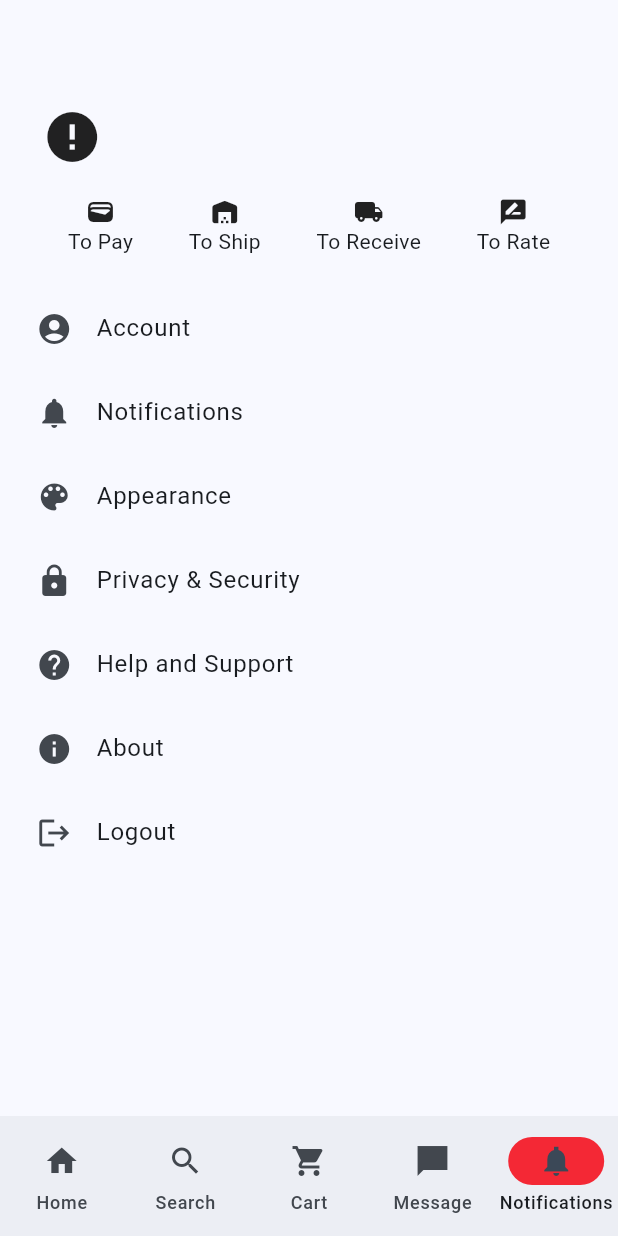
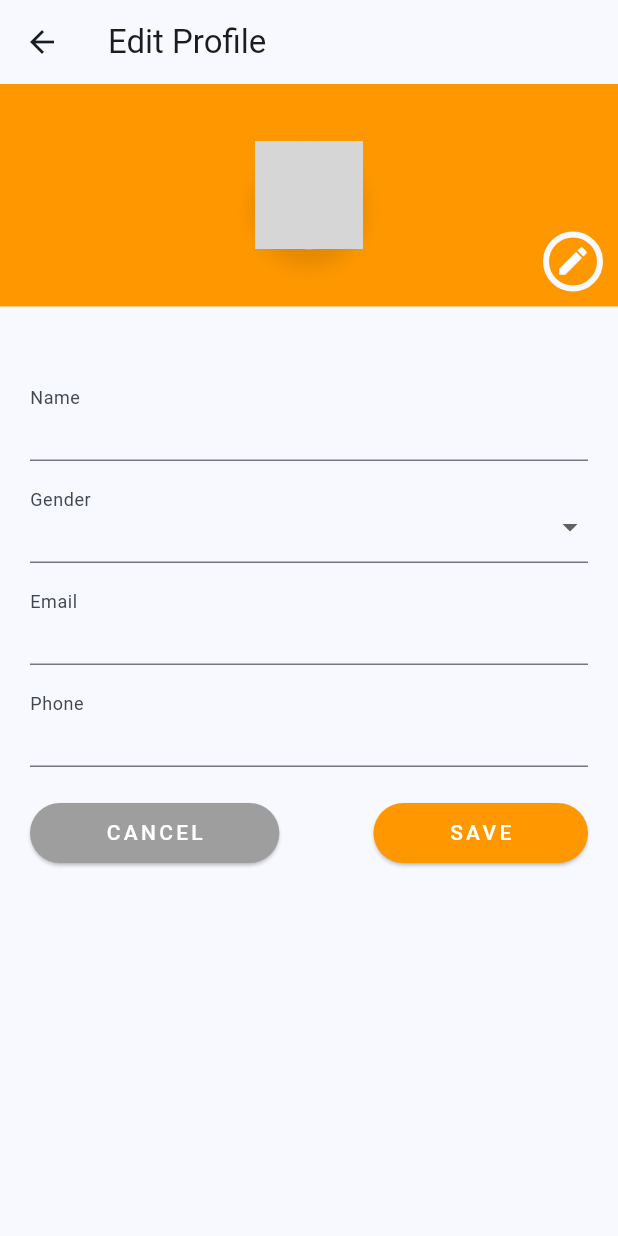
Before and after one commit to Skivap/SoftwareStudio, a Flutter app: the HomePage screen opened directly with empty values, item 5 of the bottom bar chosen, after a tap on "Account", on a phone screen of 412 x 824 dp. Run offline on Flutter 3.47's test engine with Material 3 defaults, Android fonts, the phone set to English and light mode, and no system bars; our stand-ins replace cloud_firestore, firebase_auth, firebase_core, firebase_storage, image_picker; accounts and stored records are empty; network calls fail; grey boxes are pictures that could not be loaded.

Commit message:
fixed signup, add filters in search, added account settings

```diff
--- a/lib/views/signup.dart
+++ b/lib/views/signup.dart
@@ -1,3 +1,4 @@
+import 'package:cloud_firestore/cloud_firestore.dart';
 import 'package:firebase_auth/firebase_auth.dart';
 import 'package:flutter/material.dart';
 import 'package:prototype_ss/widgets/authentication.dart';
@@ -36,6 +37,7 @@ class _SignUpPageState extends State<SignUpPage> {
         print('Sign Up Failed');
       } else {
         print('Sign Up Successful: ${user.uid}');
+        await FirebaseFirestore.instance.collection('users').doc(user.uid).set({'name': name,});
         widget.changePage("Home");
       }
     } catch (e, stackTrace) {
--- a/lib/views/user_settings.dart
+++ b/lib/views/user_settings.dart
@@ -2,7 +2,7 @@ import 'dart:async';
 import 'package:firebase_auth/firebase_auth.dart';
 import 'package:flutter/material.dart';
 import 'package:cloud_firestore/cloud_firestore.dart';
-import 'package:flutter/widgets.dart';
+import 'package:prototype_ss/views/user_settings_views/account_settings.dart';
 import 'package:image_picker/image_picker.dart';
 import 'dart:io';
 import 'package:firebase_storage/firebase_storage.dart';
@@ -177,7 +177,7 @@ class _UserSettingsState extends State<UserSettings> {
               leading: const Icon(Icons.account_circle),
               title: const Text('Account'),
               onTap: () {
-
+                Navigator.push(context, MaterialPageRoute(builder: (context) => const AccountSettings()));
               },
             ),
             ListTile(
--- /dev/null
+++ b/lib/views/user_settings_views/account_settings.dart
@@ -0,0 +1,300 @@
+import 'dart:async';
+import 'dart:io';
+
+import 'package:flutter/material.dart';
+import 'package:cloud_firestore/cloud_firestore.dart';
+import 'package:firebase_auth/firebase_auth.dart';
+import 'package:image_picker/image_picker.dart';
+import 'package:firebase_storage/firebase_storage.dart';
+//import 'package:intl/intl.dart';
+
+class AccountSettings extends StatefulWidget {
+  const AccountSettings({super.key});
+
+  @override
+  State<AccountSettings> createState() {
+    return _AccountSettings();
+  }
+}
+
+class _AccountSettings extends State<AccountSettings> {
+  late User? user;
+  late String? userId;
+  String imageLink = '';
+  String username = '';
+  String gender = '';
+  String email = '';
+  String phone = '';
+  var birthday = DateTime.now();
+
+  final TextEditingController _nameController = TextEditingController();
+  final TextEditingController _emailController = TextEditingController();
+  final TextEditingController _phoneController = TextEditingController();
+  //final TextEditingController _birthdayController = TextEditingController();
+
+  @override
+  void initState() {
+    super.initState();
+    user = FirebaseAuth.instance.currentUser;
+    userId = user?.uid ?? '';
+    getUserInfo();
+  }
+
+  void getUserInfo() async {
+    try {
+      const Duration timeoutDuration = Duration(seconds: 10);
+      DocumentSnapshot<Map<String, dynamic>> querySnapshot = await FirebaseFirestore.instance
+          .collection('users')
+          .doc(userId)
+          .get()
+          .timeout(timeoutDuration);
+
+      if (querySnapshot.exists) {
+        if (mounted) {
+          setState(() {
+            username = querySnapshot.data()?['name'] ?? '';
+            imageLink = querySnapshot.data()?['imageLink'] ?? '';
+            gender = querySnapshot.data()?['gender'] ?? 'Male'; // Default to 'Male' if null
+            email = querySnapshot.data()?['email'] ?? '';
+            phone = querySnapshot.data()?['phone'] ?? '';
+            //birthday = (querySnapshot.data()?['birthday'] as Timestamp).toDate() ?? birthday;
+
+            _nameController.text = username;
+            _emailController.text = email;
+            _phoneController.text = phone;
+           // _birthdayController.text = DateFormat('yyyy-MM-dd').format(birthday);
+          });
+        }
+      } else {
+        if (mounted) {
+          print('Document does not exist');
+        }
+      }
+    } on TimeoutException catch (_) {
+      print('Timeout occurred');
+    } catch (e) {
+      print('Error: $e');
+    }
+  }
+
+  Future<void> updateUserInfo() async {
+    try {
+      await FirebaseFirestore.instance.collection('users').doc(userId).update({
+        'name': _nameController.text,
+        'gender': gender,
+        'email': _emailController.text,
+        'phone': _phoneController.text,
+        'imageLink': imageLink,
+      });
+      ScaffoldMessenger.of(context).showSnackBar(
+        const SnackBar(content: Text('Profile updated successfully')),
+      );
+    } catch (e) {
+      print('Error: $e');
+      ScaffoldMessenger.of(context).showSnackBar(
+        const SnackBar(content: Text('Failed to update profile')),
+      );
+    }
+  }
+
+  Future<void> pickImage() async {
+    final picker = ImagePicker();
+    final pickedFile = await picker.pickImage(source: ImageSource.gallery);
+
+    if (pickedFile != null) {
+      final File imageFile = File(pickedFile.path);
+      final Reference storageReference = FirebaseStorage.instance
+          .ref()
+          .child('profile_images/$userId.jpg');
+      final UploadTask uploadTask = storageReference.putFile(imageFile);
+
+      final TaskSnapshot downloadUrl = await uploadTask;
+      final String url = await downloadUrl.ref.getDownloadURL();
+
+      setState(() {
+        imageLink = url;
+      });
+    }
+  }
+
+  Widget buildTextField(
+      String labelText, TextEditingController controller, bool isDate, bool isEditable) {
+    return Padding(
+      padding: const EdgeInsets.only(bottom: 20.0),
+      child: TextField(
+        controller: controller,
+        readOnly: isEditable,
+        decoration: InputDecoration(
+          contentPadding: const EdgeInsets.only(bottom: 5),
+          labelText: labelText,
+          floatingLabelBehavior: FloatingLabelBehavior.always,
+          hintText: controller.text,
+          hintStyle: const TextStyle(
+            fontSize: 16,
+            fontWeight: FontWeight.bold,
+            color: Colors.black,
+          ),
+        ),
+      ),
+    );
+  }
+
+  @override
+  Widget build(BuildContext context) {
+    double myWidth = MediaQuery.of(context).size.width;
+    double myHeight = MediaQuery.of(context).size.height;
+
+    return Scaffold(
+      appBar: AppBar(
+        title: const Text('Edit Profile'),
+        leading: IconButton(
+          icon: const Icon(Icons.arrow_back),
+          onPressed: () {
+            Navigator.pop(context);
+          },
+        ),
+      ),
+      body: SingleChildScrollView(
+        child: Column(
+          children: [
+            Container(
+              height: myHeight * 0.18,
+              decoration: const BoxDecoration(color: Colors.orange),
+              child: Stack(
+                children: [
+                  Align(
+                    alignment: Alignment.center,
+                    child: Container(
+                      width: 120 > myWidth * 0.175 ? myWidth * 0.175 : 120,
+                      height: 120 > myWidth * 0.175 ? myWidth * 0.175 : 120,
+                      decoration: BoxDecoration(
+                        border: Border.all(width: 4, color: Colors.white),
+                        boxShadow: [
+                          BoxShadow(
+                            spreadRadius: 2,
+                            blurRadius: 10,
+                            color: Colors.black.withOpacity(0.1),
+                            offset: const Offset(0, 10),
+                          )
+                        ],
+                        shape: BoxShape.circle,
+                        image: DecorationImage(
+                          fit: BoxFit.cover,
+                          image: NetworkImage(imageLink),
+                        ),
+                      ),
+                    ),
+                  ),
+                  Positioned(
+                    bottom: 10,
+                    right: 10,
+                    child: GestureDetector(
+                      onTap: pickImage,
+                      child: Container(
+                        height: 40,
+                        width: 40,
+                        decoration: BoxDecoration(
+                          shape: BoxShape.circle,
+                          border: Border.all(
+                            width: 4,
+                            color: Theme.of(context).scaffoldBackgroundColor,
+                          ),
+                          color: Colors.orange,
+                        ),
+                        child: const Icon(
+                          Icons.edit,
+                          color: Colors.white,
+                        ),
+                      ),
+                    ),
+                  ),
+                ],
+              ),
+            ),
+            const SizedBox(height: 35),
+            Padding(
+              padding: const EdgeInsets.all(20.0),
+              child: Column(
+                children: [
+                  buildTextField("Name", _nameController, false, false),
+                  Padding(
+                    padding: const EdgeInsets.only(bottom: 20.0),
+                    child: DropdownButtonFormField<String>(
+                      value: gender.isNotEmpty ? gender : null, // Ensure gender is not empty
+                      items: ['Male', 'Female', 'Other']
+                          .map((label) => DropdownMenuItem(
+                                value: label,
+                                child: Text(label),
+                              ))
+                          .toList(),
+                      onChanged: (value) {
+                        setState(() {
+                          gender = value!;
+                        });
+                      },
+                      decoration: const InputDecoration(
+                        contentPadding: EdgeInsets.only(bottom: 5),
+                        labelText: 'Gender',
+                        floatingLabelBehavior: FloatingLabelBehavior.always,
+                        hintStyle: TextStyle(
+                          fontSize: 16,
+                          fontWeight: FontWeight.bold,
+                          color: Colors.black,
+                        ),
+                      ),
+                    ),
+                  ),
+                  buildTextField("Email", _emailController, false, true),
+                  buildTextField("Phone", _phoneController, false, false),
+                  Row(
+                    mainAxisAlignment: MainAxisAlignment.spaceBetween,
+                    children: [
+                      ElevatedButton(
+                        onPressed: () {
+                          Navigator.pop(context);
+                        },
+                        style: ElevatedButton.styleFrom(
+                          backgroundColor: Colors.grey,
+                          padding: const EdgeInsets.symmetric(horizontal: 50),
+                          shape: RoundedRectangleBorder(
+                            borderRadius: BorderRadius.circular(20),
+                          ),
+                        ),
+                        child: const Text(
+                          "CANCEL",
+                          style: TextStyle(
+                            fontSize: 14,
+                            letterSpacing: 2.2,
+                            color: Colors.white,
+                          ),
+                        ),
+                      ),
+                      ElevatedButton(
+                        onPressed: updateUserInfo,
+                        style: ElevatedButton.styleFrom(
+                          backgroundColor: Colors.orange,
+                          padding: const EdgeInsets.symmetric(horizontal: 50),
+                          shape: RoundedRectangleBorder(
+                            borderRadius: BorderRadius.circular(20),
+                          ),
+                        ),
+                        child: const Text(
+                          "SAVE",
+                          style: TextStyle(
+                            fontSize: 14,
+                            letterSpacing: 2.2,
+                            color: Colors.white,
+                          ),
+                        ),
+                      ),
+                    ],
+                  ),
+                ],
+              ),
+            ),
+          ],
+        ),
+      ),
+    );
+  }
+}
--- a/lib/widgets/authentication.dart
+++ b/lib/widgets/authentication.dart
@@ -3,7 +3,7 @@ import 'package:firebase_auth/firebase_auth.dart';
 class AuthService {
   final FirebaseAuth _auth = FirebaseAuth.instance;
 
-  Future<User?> signUpWithEmailPassword(String email, String password, String displayName) async {
+  Future<User?> signUpWithEmailPassword(String email, String password, String name) async {
     try {
       UserCredential result = await _auth.createUserWithEmailAndPassword(
         email: email,
@@ -13,10 +13,9 @@ class AuthService {
       User? user = result.user;
 
       if (user != null) {
-        await user.updateDisplayName(displayName);
+        await user.updateDisplayName(name);
         await user.reload();
-        user = _auth.currentUser;
-        return user;
+        return _auth.currentUser;
       }
     } catch (e, stackTrace) {
       print('Error in signUpWithEmailPassword: $e');
--- a/lib/widgets/cart_item.dart
+++ b/lib/widgets/cart_item.dart
@@ -30,7 +30,7 @@ class CartItemCard extends StatelessWidget {
                     child: Image.network(
                       productInfo['imageUrl'] ?? '',
                       fit: BoxFit.cover,
-                      height: 200,
+                      height: 450,
                       width: double.infinity,
                       errorBuilder: (context, error, stackTrace) => const Icon(Icons.error),
                       loadingBuilder: (context, child, loadingProgress) {
--- a/lib/widgets/product.dart
+++ b/lib/widgets/product.dart
@@ -25,7 +25,7 @@ class ProductCard extends StatelessWidget {
                       productData['imageUrl'],
                       errorBuilder: (context, error, stackTrace) => const Icon(Icons.error),
                       fit: BoxFit.fill,
-                      height: 200,
+                      height: 450,
                       width: double.infinity,
                     ),
                   ),
```
Also changed, not shown: lib/views/search_page.dart (+59 -4 lines), lib/widgets/dropdown_menu.dart (added, +104 -0 lines), lib/widgets/product_page.dart (+28 -1 lines), pubspec.lock, 1 other file.
